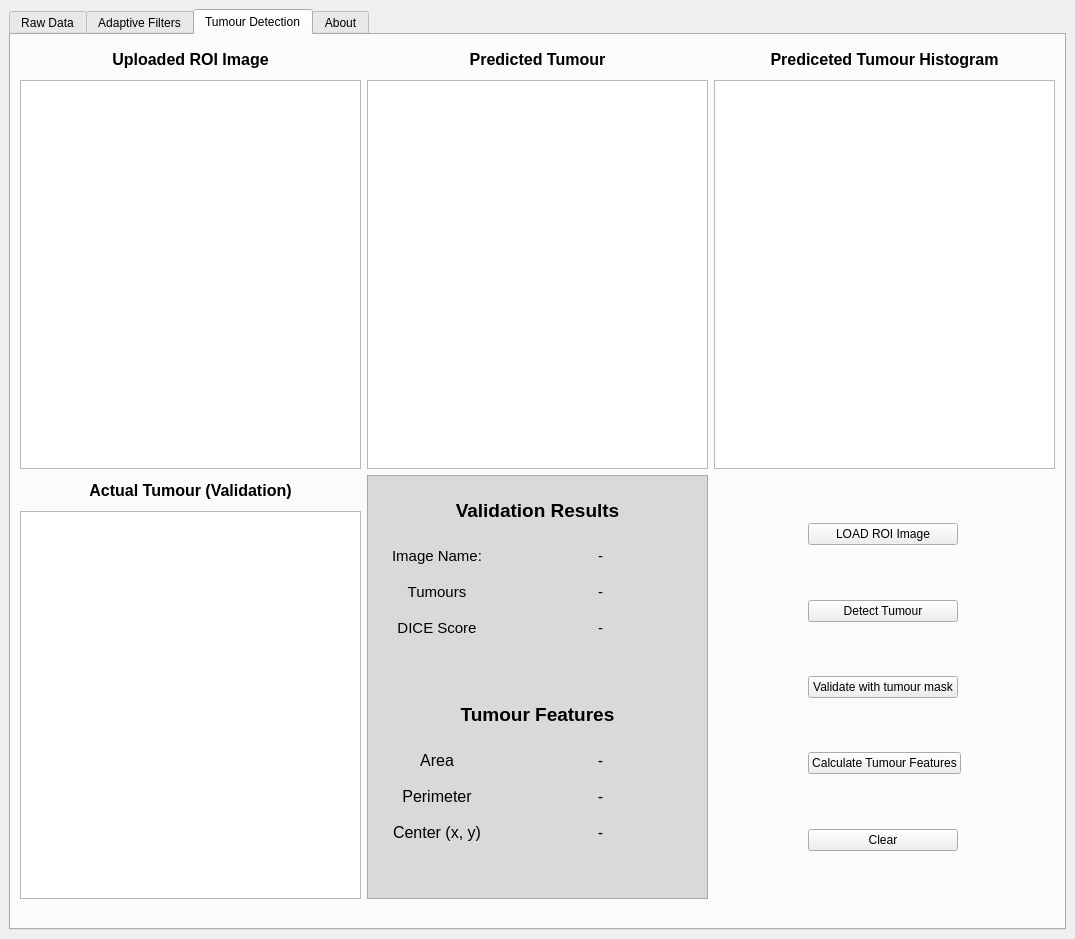
Above: GUI/DNW_Imaging-main.ui from bimec/imageAZ before the change. Below: the same form after it.
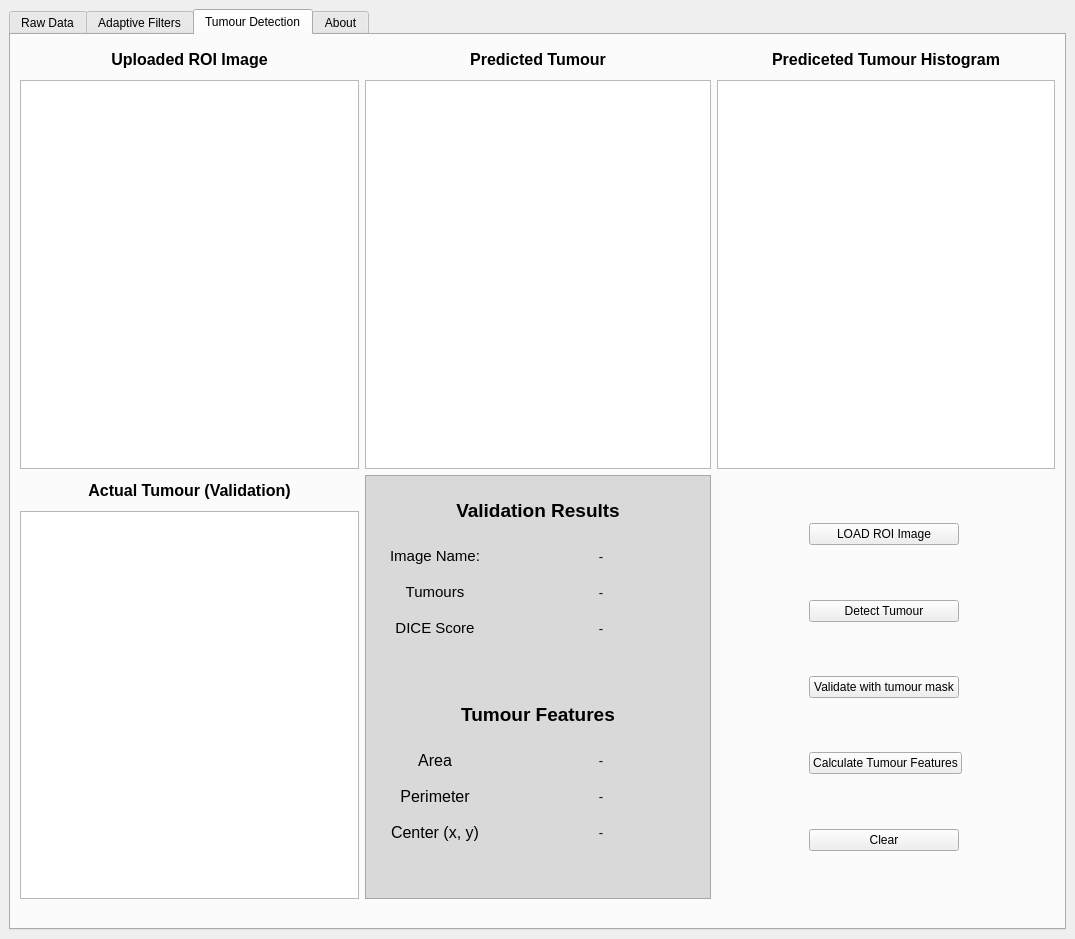
That is the form after the change.

What changed in the file:
```diff
--- a/GUI/DNW_Imaging-main.ui
+++ b/GUI/DNW_Imaging-main.ui
@@ -2510,20 +2510,20 @@
                <item row="1" column="1">
                 <widget class="QLabel" name="label_ROIName">
                  <property name="sizePolicy">
-                  <sizepolicy hsizetype="Preferred" vsizetype="Fixed">
+                  <sizepolicy hsizetype="Fixed" vsizetype="Fixed">
                    <horstretch>0</horstretch>
                    <verstretch>0</verstretch>
                   </sizepolicy>
                  </property>
                  <property name="minimumSize">
                   <size>
-                   <width>0</width>
+                   <width>200</width>
                    <height>30</height>
                   </size>
                  </property>
                  <property name="font">
                   <font>
-                   <pointsize>11</pointsize>
+                   <pointsize>10</pointsize>
                   </font>
                  </property>
                  <property name="text">
@@ -2550,20 +2550,20 @@
                <item row="6" column="1">
                 <widget class="QLabel" name="label_tArea">
                  <property name="sizePolicy">
-                  <sizepolicy hsizetype="Preferred" vsizetype="Fixed">
+                  <sizepolicy hsizetype="Fixed" vsizetype="Fixed">
                    <horstretch>0</horstretch>
                    <verstretch>0</verstretch>
                   </sizepolicy>
                  </property>
                  <property name="minimumSize">
                   <size>
-                   <width>0</width>
+                   <width>200</width>
                    <height>30</height>
                   </size>
                  </property>
                  <property name="font">
                   <font>
-                   <pointsize>12</pointsize>
+                   <pointsize>10</pointsize>
                   </font>
                  </property>
                  <property name="text">
@@ -2577,20 +2577,20 @@
                <item row="3" column="1">
                 <widget class="QLabel" name="label_dice">
                  <property name="sizePolicy">
-                  <sizepolicy hsizetype="Preferred" vsizetype="Fixed">
+                  <sizepolicy hsizetype="Fixed" vsizetype="Fixed">
                    <horstretch>0</horstretch>
                    <verstretch>0</verstretch>
                   </sizepolicy>
                  </property>
                  <property name="minimumSize">
                   <size>
-                   <width>0</width>
+                   <width>200</width>
                    <height>30</height>
                   </size>
                  </property>
                  <property name="font">
                   <font>
-                   <pointsize>11</pointsize>
+                   <pointsize>10</pointsize>
                   </font>
                  </property>
                  <property name="text">
@@ -2660,20 +2660,20 @@
                <item row="8" column="1">
                 <widget class="QLabel" name="label_tCenters">
                  <property name="sizePolicy">
-                  <sizepolicy hsizetype="Preferred" vsizetype="Fixed">
+                  <sizepolicy hsizetype="Fixed" vsizetype="Fixed">
                    <horstretch>0</horstretch>
                    <verstretch>0</verstretch>
                   </sizepolicy>
                  </property>
                  <property name="minimumSize">
                   <size>
-                   <width>0</width>
+                   <width>200</width>
                    <height>30</height>
                   </size>
                  </property>
                  <property name="font">
                   <font>
-                   <pointsize>12</pointsize>
+                   <pointsize>10</pointsize>
                   </font>
                  </property>
                  <property name="text">
@@ -2687,20 +2687,20 @@
                <item row="2" column="1">
                 <widget class="QLabel" name="label_ntumour">
                  <property name="sizePolicy">
-                  <sizepolicy hsizetype="Preferred" vsizetype="Fixed">
+                  <sizepolicy hsizetype="Fixed" vsizetype="Fixed">
                    <horstretch>0</horstretch>
                    <verstretch>0</verstretch>
                   </sizepolicy>
                  </property>
                  <property name="minimumSize">
                   <size>
-                   <width>0</width>
+                   <width>200</width>
                    <height>30</height>
                   </size>
                  </property>
                  <property name="font">
                   <font>
-                   <pointsize>11</pointsize>
+                   <pointsize>10</pointsize>
                   </font>
                  </property>
                  <property name="text">
@@ -2741,20 +2741,20 @@
                <item row="7" column="1">
                 <widget class="QLabel" name="label_tPerimeter">
                  <property name="sizePolicy">
-                  <sizepolicy hsizetype="Preferred" vsizetype="Fixed">
+                  <sizepolicy hsizetype="Fixed" vsizetype="Fixed">
                    <horstretch>0</horstretch>
                    <verstretch>0</verstretch>
                   </sizepolicy>
                  </property>
                  <property name="minimumSize">
                   <size>
-                   <width>0</width>
+                   <width>200</width>
                    <height>30</height>
                   </size>
                  </property>
                  <property name="font">
                   <font>
-                   <pointsize>12</pointsize>
+                   <pointsize>10</pointsize>
                   </font>
                  </property>
                  <property name="text">
```
